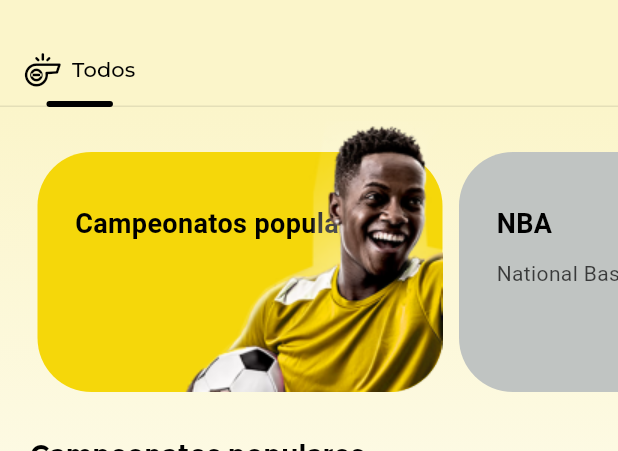
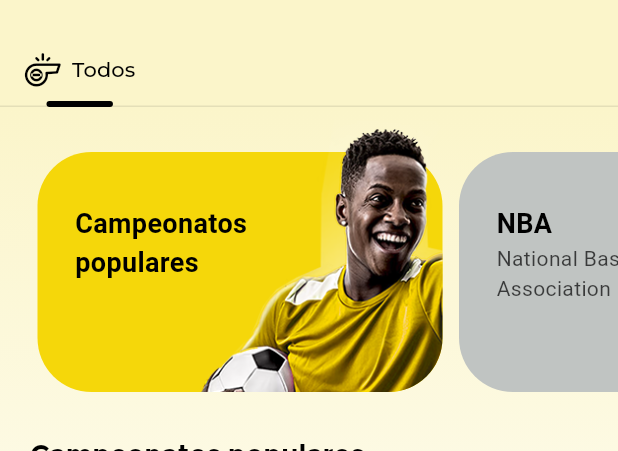
Before and after one commit to JonathanJPereira/imperio, a Flutter app: the screen it shows after launch, on a phone screen of 412 x 824 dp, the part 61-512 px from its top. Run offline on Flutter 3.47's test engine with Material 3 defaults, Android fonts, the phone set to English and light mode, and no system bars; our stand-ins replace dio, flutter_hooks, flutter_mobx, flutter_svg, get_it, mobx; generated files the repository leaves out were written again; network calls fail; Roboto replaces fonts that are missing (Monteserrat).

Commit message:
Add img with more quality

```diff
--- a/lib/views/pages/main_upper_tab_page.dart
+++ b/lib/views/pages/main_upper_tab_page.dart
@@ -54,6 +54,7 @@ class MainUpperTabPage extends StatelessWidget {
 
   Widget _buildTabBarView() {
     return TabBarView(
+      physics: const NeverScrollableScrollPhysics(),
       children: [
         const AllSportsPage(),
         ...store.sports.map((sport) => Center(child: Text(sport.name)))
--- a/lib/views/widgets/sport_banner/sport_banner_card.dart
+++ b/lib/views/widgets/sport_banner/sport_banner_card.dart
@@ -35,6 +35,8 @@ class SportBannerCard extends StatelessWidget {
   Widget _buildTextContent(BuildContext context) {
     return Padding(
       padding: const EdgeInsets.symmetric(horizontal: 25, vertical: 35),
+      child: SizedBox(
+        width: 160,
         child: Column(
           crossAxisAlignment: CrossAxisAlignment.start,
           children: [
@@ -43,14 +45,12 @@ class SportBannerCard extends StatelessWidget {
               style: _titleStyle(),
             ),
             if (subtitle != null)
-            Padding(
-              padding: const EdgeInsets.only(top: 10),
-              child: Text(
+              Text(
                 subtitle!,
                 style: _subtitleStyle(context),
               ),
+          ],
         ),
-        ],
       ),
     );
   }
@@ -75,8 +75,12 @@ class SportBannerCard extends StatelessWidget {
     return Positioned(
       right: 0,
       bottom: 0,
+      child: ClipRRect(
+        borderRadius: const BorderRadius.only(bottomRight: Radius.circular(36)),
         child: Image.asset(
           imagePath,
+          width: 191,
+        ),
       ),
     );
   }
```
Also changed, not shown: assets/images/basketball_player.png, assets/images/football_player.png, assets/images/league_of_its_own.png. Lines whose indentation alone changed are shown as unchanged.
